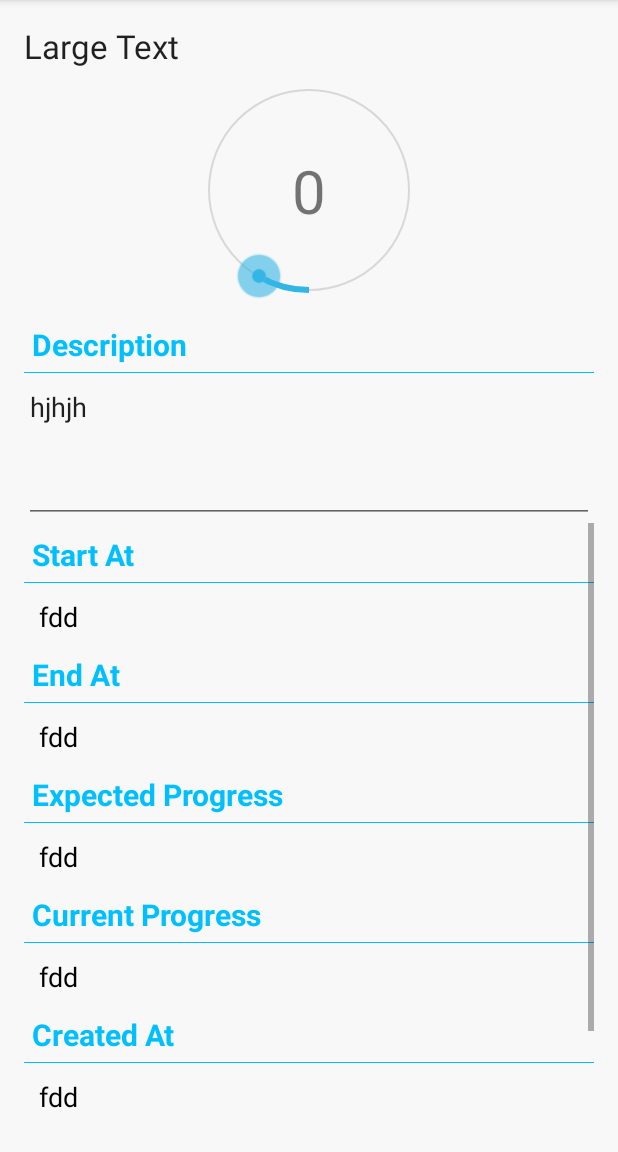
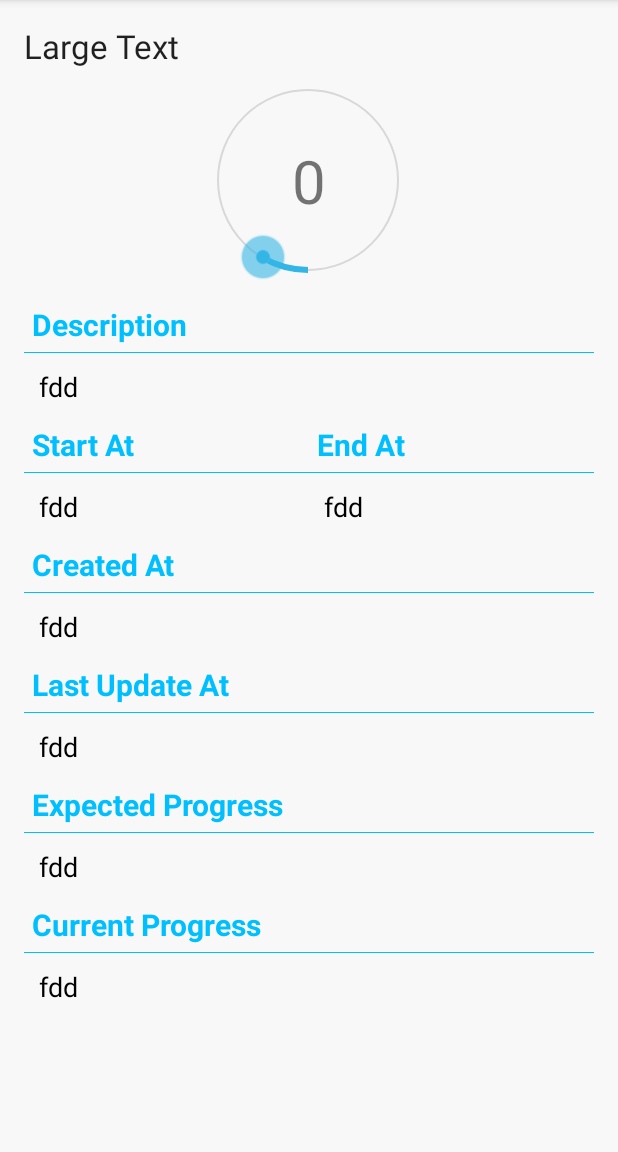
Before and after one commit to jeremy-kunzhou/TickTeeforAndroid, an Android app: the fragment ProjectDetailFragment shown on its own in the app's theme, on a phone screen of 412 x 824 dp, the part 84-1236 px from its top. Run offline under Robolectric (Android 15) with nearby library versions, the phone set to English and light mode, and no system bars; 1 statement that could not run was skipped.

Commit message:
update
1 change the project view GUI

```diff
--- a/app/src/main/java/com/huhukun/tickteeforandroid/ProjectDetailFragment.java
+++ b/app/src/main/java/com/huhukun/tickteeforandroid/ProjectDetailFragment.java
@@ -1,5 +1,6 @@
 package com.huhukun.tickteeforandroid;
 
+import android.app.Activity;
 import android.app.LoaderManager;
 import android.content.CursorLoader;
 import android.content.Loader;
@@ -12,6 +13,7 @@ import android.util.Log;
 import android.view.LayoutInflater;
 import android.view.View;
 import android.view.ViewGroup;
+import android.view.inputmethod.InputMethodManager;
 import android.widget.EditText;
 import android.widget.TextView;
 import android.widget.Toast;
@@ -59,7 +61,7 @@ public class ProjectDetailFragment extends Fragment implements LoaderManager.Loa
     private TextView tvProjectCurrentProgress;
     private TextView tvProjectCreatedAt;
     private TextView tvProjectLastUpdateAt;
-    private EditText etProjectDescription;
+    private TextView tvProjectDescription;
     private TextView tvSeekArcPercentage;
     private SeekArc seekArc;
 
@@ -122,8 +124,7 @@ public class ProjectDetailFragment extends Fragment implements LoaderManager.Loa
         tvProjectCurrentProgress = (TextView) rootView.findViewById(R.id.project_detail_current_progress);
         tvProjectCreatedAt = (TextView) rootView.findViewById(R.id.project_detail_created_at);
         tvProjectLastUpdateAt = (TextView) rootView.findViewById(R.id.project_detail_last_update_at);
-        etProjectDescription = (EditText) rootView.findViewById(R.id.project_detail_editText_description);
-        etProjectDescription.setMovementMethod(new ScrollingMovementMethod());
+        tvProjectDescription = (TextView) rootView.findViewById(R.id.project_detail_description);
         tvSeekArcPercentage = (TextView) rootView.findViewById(R.id.seekArcProgress);
         seekArc = (SeekArc) rootView.findViewById(R.id.seekArc);
 
@@ -176,6 +177,9 @@ public class ProjectDetailFragment extends Fragment implements LoaderManager.Loa
 
     @Override
     public void onLoadFinished(Loader<Cursor> loader, Cursor cursor) {
+
+        ((InputMethodManager) getActivity().getSystemService(Activity.INPUT_METHOD_SERVICE))
+                .toggleSoftInput(InputMethodManager.SHOW_IMPLICIT, 0);
         if (cursor.moveToFirst()) {
 
             try {
@@ -196,6 +200,7 @@ public class ProjectDetailFragment extends Fragment implements LoaderManager.Loa
     }
 
 
+
     private void showProjectDetail(Project project)
     {
         if (project != null)
@@ -208,7 +213,7 @@ public class ProjectDetailFragment extends Fragment implements LoaderManager.Loa
             tvProjectCurrentProgress.setText(mItem.getCurrentProgress().toPlainString());
             tvProjectCreatedAt.setText(FormatHelper.shortLocalDateTimeFormatter.format(mItem.getCreatedTime()));
             tvProjectLastUpdateAt.setText(FormatHelper.shortLocalDateTimeFormatter.format(mItem.getLastUpdateTime()));
-            etProjectDescription.setText(mItem.getDescription());
+            tvProjectDescription.setText(mItem.getDescription());
             startPercent =  (int)mItem.getExpectedProgress().doubleValue();
             seekArc.setStartAngle((int)(mItem.getExpectedProgress().doubleValue() / 100 * 360));
             tvSeekArcPercentage.setText(startPercent+"");
@@ -222,7 +227,7 @@ public class ProjectDetailFragment extends Fragment implements LoaderManager.Loa
             tvProjectCurrentProgress.setText("");
             tvProjectCreatedAt.setText("");
             tvProjectLastUpdateAt.setText("");
-            etProjectDescription.setText("");
+            tvProjectDescription.setText("");
         }
     }
 
--- a/app/src/main/res/drawable/bottom_border.xml
+++ b/app/src/main/res/drawable/bottom_border.xml
@@ -14,7 +14,7 @@
         <shape
             android:shape="rectangle">
             <stroke android:width="1dp" android:color="@color/background" />
-            <!--<solid android:color="#00000000" />-->
+            <solid android:color="@color/background" />
         </shape>
     </item>
 </layer-list>
--- a/app/src/main/res/layout/fragment_project_detail.xml
+++ b/app/src/main/res/layout/fragment_project_detail.xml
@@ -8,12 +8,10 @@
     android:textIsSelectable="true"
     android:orientation="vertical"
     tools:context=".ProjectDetailFragment"
-    android:background="@color/background"
-    >
-
+    android:background="@color/background">
 
     <TextView
-        android:layout_width="wrap_content"
+        android:layout_width="fill_parent"
         android:layout_height="wrap_content"
         android:textAppearance="?android:attr/textAppearanceLarge"
         android:text="Large Text"
@@ -22,12 +20,12 @@
     <FrameLayout
         android:id="@+id/seekArcContainer"
         android:layout_width="match_parent"
-        android:layout_height="163dp">
+        android:layout_height="150dp">
 
         <com.huhukun.tickteeforandroid.UILibrary.SeekArc
             android:id="@+id/seekArc"
-            android:layout_width="match_parent"
-            android:layout_height="163dp"
+            android:layout_width="150dp"
+            android:layout_height="150dp"
             android:layout_gravity="center"
             android:padding="30dp"
             seekarc:rotation="180"
@@ -44,50 +42,21 @@
             android:textSize="40sp" />
     </FrameLayout>
 
-    <TextView
-        android:layout_width="fill_parent"
-        android:layout_height="40sp"
-        android:textAppearance="?android:attr/textAppearanceMedium"
-        android:text="@string/description"
-        android:padding="5sp"
-        android:background="@drawable/bottom_border"
-        android:textColor="@color/main_color"
-        android:textSize="20sp"
-        android:textStyle="bold"
-        android:gravity="bottom"  />
-
-    <EditText
-        android:layout_width="match_parent"
-        android:layout_height="100dp"
-        android:inputType="textMultiLine"
-        android:ems="10"
-        android:id="@+id/project_detail_editText_description"
-        android:maxLines="5"
-        android:scrollbars="vertical"
-        android:text="hjhjh"
-        android:gravity="start|top" />
-
     <ScrollView
         android:layout_width="match_parent"
         android:layout_height="match_parent"
         android:layout_gravity="right">
-
-
-
 
         <LinearLayout
             android:layout_width="fill_parent"
             android:layout_height="wrap_content"
             android:orientation="vertical">
 
-
-
-
             <TextView
                 android:layout_width="fill_parent"
                 android:layout_height="40sp"
                 android:textAppearance="?android:attr/textAppearanceMedium"
-                android:text="@string/start_at"
+                android:text="@string/description"
                 android:padding="5sp"
                 android:background="@drawable/bottom_border"
                 android:textColor="@color/main_color"
@@ -102,23 +71,83 @@
                 android:layout_weight="1"
                 android:padding="10sp"
                 android:gravity="center_vertical|start"
-                android:id="@+id/project_detail_start_at"
+                android:id="@+id/project_detail_description"
                 android:text="fdd"
                 android:textColor="#000000" />
+
+
+            <LinearLayout
+                android:orientation="horizontal"
+                android:layout_width="fill_parent"
+                android:layout_height="fill_parent">
+
+                <TextView
+                    android:layout_width="fill_parent"
+                    android:layout_height="40sp"
+                    android:textAppearance="?android:attr/textAppearanceMedium"
+                    android:text="@string/start_at"
+                    android:padding="5sp"
+                    android:background="@drawable/bottom_border"
+                    android:textColor="@color/main_color"
+                    android:textSize="20sp"
+                    android:textStyle="bold"
+                    android:gravity="bottom"
+                    android:layout_weight="1"/>
+
+                <TextView
+                    android:layout_width="fill_parent"
+                    android:layout_height="40sp"
+                    android:textAppearance="?android:attr/textAppearanceMedium"
+                    android:text="@string/end_at"
+                    android:padding="5sp"
+                    android:background="@drawable/bottom_border"
+                    android:textColor="@color/main_color"
+                    android:textSize="20sp"
+                    android:textStyle="bold"
+                    android:gravity="bottom"
+                    android:layout_weight="1"/>
+            </LinearLayout>
+
+            <LinearLayout
+                android:orientation="horizontal"
+                android:layout_width="fill_parent"
+                android:layout_height="fill_parent">
+
+                <TextView
+                    android:layout_width="fill_parent"
+                    android:layout_height="40sp"
+                    android:textAppearance="?android:attr/textAppearanceMedium"
+                    android:layout_weight="1"
+                    android:padding="10sp"
+                    android:gravity="center_vertical|start"
+                    android:id="@+id/project_detail_start_at"
+                    android:text="fdd"
+                    android:textColor="#000000" />
+
+                <TextView
+                    android:layout_width="fill_parent"
+                    android:layout_height="40sp"
+                    android:textAppearance="?android:attr/textAppearanceMedium"
+                    android:layout_weight="1"
+                    android:padding="10sp"
+                    android:gravity="center_vertical|start"
+                    android:id="@+id/project_detail_end_at"
+                    android:text="fdd"
+                    android:textColor="#000000" />
+            </LinearLayout>
 
 
             <TextView
                 android:layout_width="fill_parent"
                 android:layout_height="40sp"
                 android:textAppearance="?android:attr/textAppearanceMedium"
-                android:text="@string/end_at"
+                android:text="@string/created_at"
                 android:padding="5sp"
                 android:background="@drawable/bottom_border"
                 android:textColor="@color/main_color"
                 android:textSize="20sp"
                 android:textStyle="bold"
                 android:gravity="bottom" />
-
 
             <TextView
                 android:layout_width="fill_parent"
@@ -127,7 +156,30 @@
                 android:layout_weight="1"
                 android:padding="10sp"
                 android:gravity="center_vertical|start"
-                android:id="@+id/project_detail_end_at"
+                android:id="@+id/project_detail_created_at"
+                android:text="fdd"
+                android:textColor="#000000" />
+
+            <TextView
+                android:layout_width="fill_parent"
+                android:layout_height="40sp"
+                android:textAppearance="?android:attr/textAppearanceMedium"
+                android:text="@string/last_update_at"
+                android:padding="5sp"
+                android:background="@drawable/bottom_border"
+                android:textColor="@color/main_color"
+                android:textSize="20sp"
+                android:textStyle="bold"
+                android:gravity="bottom" />
+
+            <TextView
+                android:layout_width="fill_parent"
+                android:layout_height="40sp"
+                android:textAppearance="?android:attr/textAppearanceMedium"
+                android:layout_weight="1"
+                android:padding="10sp"
+                android:gravity="center_vertical|start"
+                android:id="@+id/project_detail_last_update_at"
                 android:text="fdd"
                 android:textColor="#000000" />
 
@@ -141,7 +193,7 @@
                 android:textColor="@color/main_color"
                 android:textSize="20sp"
                 android:textStyle="bold"
-                android:gravity="bottom"  />
+                android:gravity="bottom" />
 
             <TextView
                 android:layout_width="fill_parent"
@@ -165,7 +217,7 @@
                 android:textColor="@color/main_color"
                 android:textSize="20sp"
                 android:textStyle="bold"
-                android:gravity="bottom"  />
+                android:gravity="bottom" />
 
             <TextView
                 android:layout_width="fill_parent"
@@ -179,55 +231,6 @@
                 android:textColor="#000000" />
 
 
-            <TextView
-                android:layout_width="fill_parent"
-                android:layout_height="40sp"
-                android:textAppearance="?android:attr/textAppearanceMedium"
-                android:text="@string/created_at"
-                android:padding="5sp"
-                android:background="@drawable/bottom_border"
-                android:textColor="@color/main_color"
-                android:textSize="20sp"
-                android:textStyle="bold"
-                android:gravity="bottom"  />
-
-            <TextView
-                android:layout_width="fill_parent"
-                android:layout_height="40sp"
-                android:textAppearance="?android:attr/textAppearanceMedium"
-                android:layout_weight="1"
-                android:padding="10sp"
-                android:gravity="center_vertical|start"
-                android:id="@+id/project_detail_created_at"
-                android:text="fdd"
-                android:textColor="#000000" />
-
-
-
-            <TextView
-                android:layout_width="fill_parent"
-                android:layout_height="40sp"
-                android:textAppearance="?android:attr/textAppearanceMedium"
-                android:text="@string/last_update_at"
-                android:padding="5sp"
-                android:background="@drawable/bottom_border"
-                android:textColor="@color/main_color"
-                android:textSize="20sp"
-                android:textStyle="bold"
-                android:gravity="bottom"  />
-
-            <TextView
-                android:layout_width="fill_parent"
-                android:layout_height="40sp"
-                android:textAppearance="?android:attr/textAppearanceMedium"
-                android:layout_weight="1"
-                android:padding="10sp"
-                android:gravity="center_vertical|start"
-                android:id="@+id/project_detail_last_update_at"
-                android:text="fdd"
-                android:textColor="#000000" />
-
-
         </LinearLayout>
     </ScrollView>
 
```
